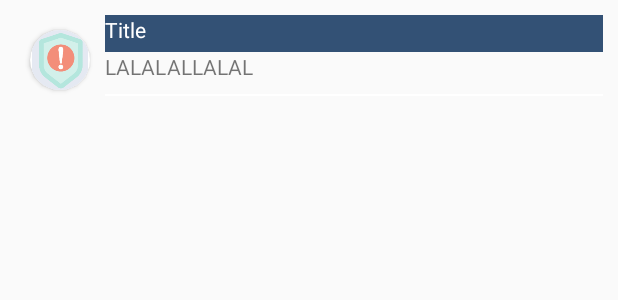
After one commit to MarcusGitAccount/ECHIPA__12__PIU__2020, an Android app: the layout notification.xml on its own in the app's theme, with its tools: preview values and no code run, on a phone screen of 412 x 824 dp. The commit adds this screen. Shown: the top 300 px of the screen. Run offline under Robolectric (Android 15) with nearby library versions, the phone set to English and light mode, and no system bars.

Commit message:
Add inital notification files

```diff
--- a/UrbanRider/app/src/main/AndroidManifest.xml
+++ b/UrbanRider/app/src/main/AndroidManifest.xml
@@ -15,11 +15,12 @@
         android:roundIcon="@mipmap/ic_launcher_round"
         android:supportsRtl="true"
         android:theme="@style/AppTheme">
+        <activity android:name=".NotificationDriver"></activity>
+        <activity android:name=".NavigationDriver" />
         <activity
             android:name=".UserDashboardActivity"
             android:label="@string/title_activity_user_dashboard"
             android:theme="@style/AppTheme.NoActionBar">
-
             <intent-filter>
                 <action android:name="android.intent.action.MAIN" />
 
@@ -38,8 +39,7 @@
             android:name="com.google.android.geo.API_KEY"
             android:value="@string/google_maps_key" />
 
-
-        <activity android:name=".MainActivity"></activity>
+        <activity android:name=".MainActivity" />
     </application>
 
 </manifest>
--- /dev/null
+++ b/UrbanRider/app/src/main/java/Models/Notification.kt
@@ -0,0 +1,4 @@
+package Models
+
+class Notification (var id:Int, var title:String, var infos:String, var icon: Int) {
+}
--- /dev/null
+++ b/UrbanRider/app/src/main/res/drawable/textlines.xml
@@ -0,0 +1,9 @@
+<?xml version="1.0" encoding="utf-8"?>
+<layer-list xmlns:android="http://schemas.android.com/apk/res/android">
+    <item android:top="-2dp" android:left="-2dp" android:right="-2dp">
+        <shape android:shape="rectangle">
+            <stroke android:width="1dp" android:color="#ffffffff" />
+            <solid android:color="#00000000" />
+        </shape>
+    </item>
+</layer-list>
--- /dev/null
+++ b/UrbanRider/app/src/main/res/layout/notification.xml
@@ -0,0 +1,49 @@
+<?xml version="1.0" encoding="utf-8"?>
+<LinearLayout
+    xmlns:android="http://schemas.android.com/apk/res/android"
+    android:layout_width="match_parent"
+    android:layout_height="match_parent"
+    xmlns:card_view="http://schemas.android.com/apk/res-auto"
+    android:orientation="horizontal"
+    android:layout_margin="10dp">
+
+    <androidx.cardview.widget.CardView
+        android:layout_width="40dp"
+        android:layout_height="40dp"
+        android:elevation="12dp"
+        android:id="@+id/view2"
+        card_view:cardCornerRadius="40dp"
+        android:innerRadius="0dp"
+        android:shape="ring"
+        android:layout_margin="10dp"
+        android:thicknessRatio="1.9">
+        <ImageView
+            android:layout_height="40dp"
+            android:layout_width="match_parent"
+            android:id="@+id/imageView1"
+            android:src="@drawable/new_request_sign"
+            android:layout_alignParentTop="true"
+            android:layout_centerHorizontal="true">
+        </ImageView>
+    </androidx.cardview.widget.CardView>
+    <LinearLayout
+        android:layout_width="match_parent"
+        android:layout_height="60dp"
+        android:orientation="vertical">
+        <TextView
+            android:id="@+id/notification_title"
+            android:layout_width="match_parent"
+            android:layout_height="wrap_content"
+            android:text="Title"
+            android:paddingBottom="5dp"
+            android:textColor="@color/white"
+            android:background="@color/urbanDarkBlue"/>
+        <TextView
+            android:layout_width="match_parent"
+            android:layout_height="wrap_content"
+            android:background="@drawable/textlines"
+            android:text="LALALALLALAL"
+            android:paddingBottom="10dp"/>
+    </LinearLayout>
+
+</LinearLayout>
```
Also changed, not shown: UrbanRider/app/build.gradle (+6 -5 lines), UrbanRider/app/src/main/java/Models/Notifications.kt (added, +18 -0 lines), UrbanRider/app/src/main/java/com/piu/urbanrider/NotificationDriver.kt (added, +11 -0 lines), UrbanRider/app/src/main/res/layout/activity_notification_driver.xml (added, +28 -0 lines), UrbanRider/app/src/main/res/layout/notifications_list.xml (added, +41 -0 lines), UrbanRider/app/src/main/java/com/piu/urbanrider/ui/slideshow/SlideshowFragment.kt (line endings or trailing spaces), UrbanRider/app/src/main/res/drawable/new_request_sign.png (added), UrbanRider/app/src/main/res/drawable/ride_finished_sign.png (added).
